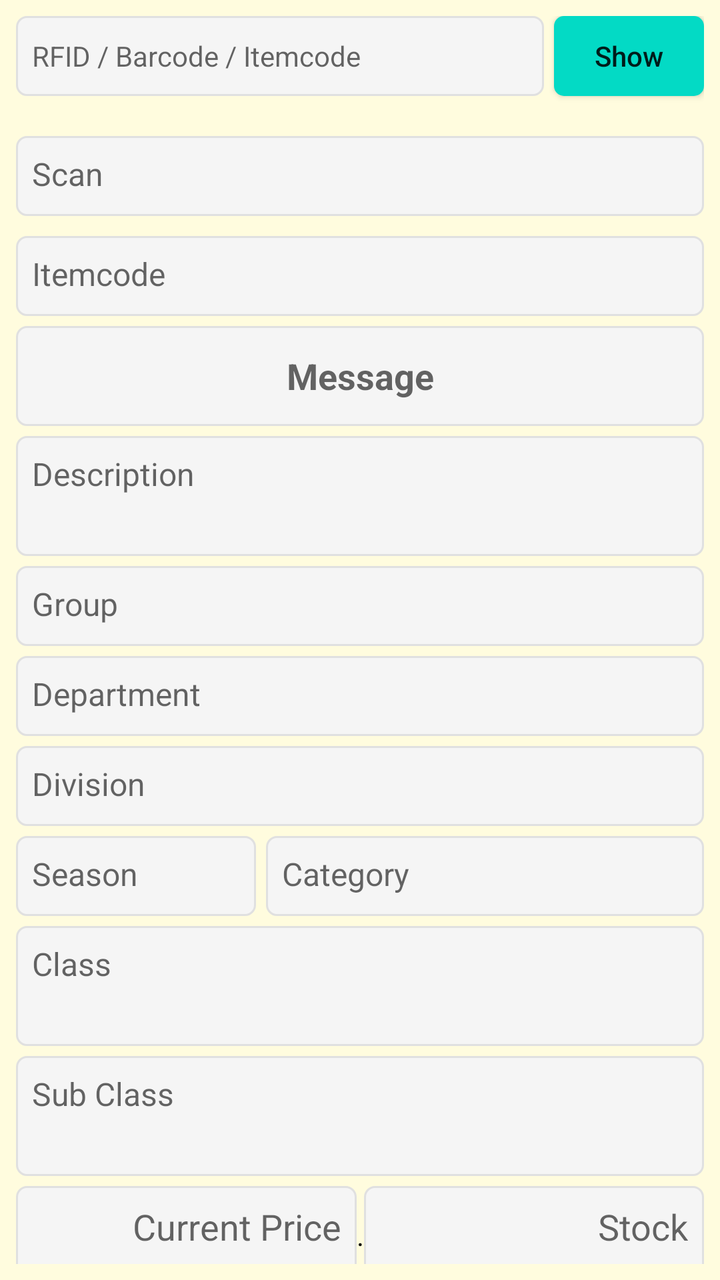
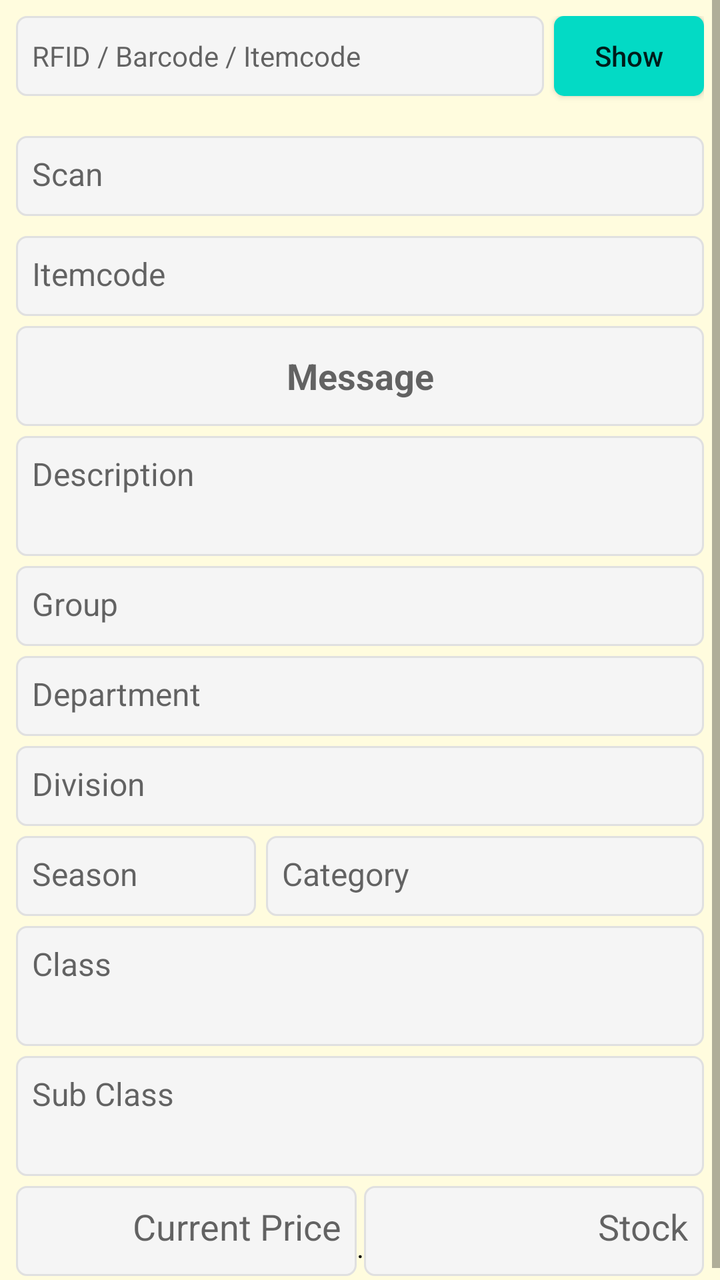

Screens rendered from an Android XML layout before and after an edit, with the pre-edit source and the edit as a unified diff.
<!-- AndroidManifest.xml: application theme AppTheme -->
<!-- res/layout/fragment_price_check.xml -->
<?xml version="1.0" encoding="utf-8"?>
<FrameLayout xmlns:android="http://schemas.android.com/apk/res/android"
    xmlns:app="http://schemas.android.com/apk/res-auto"
    xmlns:tools="http://schemas.android.com/tools"
    android:layout_width="match_parent"
    android:layout_height="match_parent"
    android:background="@color/backColor"
    tools:context=".ui.pricecheck.PriceCheckFragment">

    <androidx.constraintlayout.widget.ConstraintLayout
        android:layout_width="match_parent"
        android:layout_height="match_parent"
        android:padding="8dp">

        <TextView
            android:id="@+id/textView3"
            android:layout_width="wrap_content"
            android:layout_height="wrap_content"
            android:layout_marginStart="16dp"
            android:layout_marginEnd="16dp"
            android:layout_marginBottom="5dp"
            android:text="."
            android:textColor="@color/colorAccent"
            app:layout_constraintBottom_toBottomOf="parent"
            app:layout_constraintEnd_toEndOf="parent"
            app:layout_constraintStart_toStartOf="parent" />

        <EditText
            android:id="@+id/et_price_check_scan"
            android:layout_width="0dp"
            android:layout_height="40dp"
            android:layout_marginRight="5dp"
            android:layout_marginTop="0dp"
            android:background="@drawable/et_custom"
            android:hint="RFID / Barcode / Itemcode"
            android:padding="8dp"
            android:textColor="@color/coloBlack"
            android:textSize="14dp"
            app:layout_constraintEnd_toStartOf="@+id/bt_price_check_scan"
            app:layout_constraintStart_toStartOf="parent"
            app:layout_constraintTop_toTopOf="parent" />

        <Button
            android:id="@+id/bt_price_check_scan"
            android:layout_width="75dp"
            android:layout_height="0dp"
            android:background="@drawable/btn_custom1"
            android:text="Show"
            android:textAllCaps="false"
            android:textSize="14sp"
            app:layout_constraintBottom_toBottomOf="@+id/et_price_check_scan"
            app:layout_constraintEnd_toEndOf="parent"
            app:layout_constraintTop_toTopOf="@+id/et_price_check_scan" />

        <TextView
            android:id="@+id/tv_price_check_scan"
            android:layout_width="0dp"
            android:layout_height="40dp"
            android:layout_marginTop="20dp"
            android:background="@drawable/et_custom"
            android:hint="Scan"
            android:padding="8dp"
            android:textColor="@color/coloBlack"
            android:textSize="16dp"
            app:layout_constraintEnd_toEndOf="parent"
            app:layout_constraintHorizontal_bias="0.0"
            app:layout_constraintStart_toStartOf="parent"
            app:layout_constraintTop_toBottomOf="@+id/et_price_check_scan" />

        <TextView
            android:id="@+id/tv_price_check_itemcode"
            android:layout_width="0dp"
            android:layout_height="40dp"
            android:layout_marginTop="10dp"
            android:background="@drawable/et_custom"
            android:hint="Itemcode"
            android:padding="8dp"
            android:textColor="@color/coloBlack"
            android:textSize="16dp"
            app:layout_constraintEnd_toEndOf="parent"
            app:layout_constraintHorizontal_bias="0.0"
            app:layout_constraintStart_toStartOf="parent"
            app:layout_constraintTop_toBottomOf="@+id/tv_price_check_scan" />

        <TextView
            android:id="@+id/tv_price_check_description"
            android:layout_width="0dp"
            android:layout_height="60dp"
            android:layout_marginTop="5dp"
            android:background="@drawable/et_custom"
            android:hint="Description"
            android:padding="8dp"
            android:textColor="@color/coloBlack"
            android:textSize="16dp"
            app:layout_constraintEnd_toEndOf="parent"
            app:layout_constraintHorizontal_bias="0.0"
            app:layout_constraintStart_toStartOf="parent"
            app:layout_constraintTop_toBottomOf="@+id/tv_price_check_message" />

        <TextView
            android:id="@+id/tv_price_check_message"
            android:layout_width="0dp"
            android:layout_height="50dp"
            android:layout_marginTop="5dp"
            android:gravity="center"
            android:background="@drawable/et_custom"
            android:hint="Message"
            android:padding="8dp"
            android:textColor="@color/coloRed"
            android:textStyle="bold"
            android:textSize="18dp"
            app:layout_constraintEnd_toEndOf="parent"
            app:layout_constraintStart_toStartOf="parent"
            app:layout_constraintTop_toBottomOf="@+id/tv_price_check_itemcode" />

        <TextView
            android:id="@+id/tv_price_check_group"
            android:layout_width="0dp"
            android:layout_height="40dp"
            android:layout_marginTop="5dp"
            android:background="@drawable/et_custom"
            android:hint="Group"
            android:padding="8dp"
            android:textColor="@color/coloBlack"
            android:textSize="16dp"
            app:layout_constraintEnd_toEndOf="parent"
            app:layout_constraintHorizontal_bias="0.0"
            app:layout_constraintStart_toStartOf="parent"
            app:layout_constraintTop_toBottomOf="@+id/tv_price_check_description" />

        <TextView
            android:id="@+id/tv_price_check_department"
            android:layout_width="0dp"
            android:layout_height="40dp"
            android:layout_marginTop="5dp"
            android:background="@drawable/et_custom"
            android:hint="Department"
            android:padding="8dp"
            android:textColor="@color/coloBlack"
            android:textSize="16dp"
            app:layout_constraintEnd_toEndOf="parent"
            app:layout_constraintHorizontal_bias="0.0"
            app:layout_constraintStart_toStartOf="parent"
            app:layout_constraintTop_toBottomOf="@+id/tv_price_check_group" />

        <TextView
            android:id="@+id/tv_price_check_division"
            android:layout_width="0dp"
            android:layout_height="40dp"
            android:layout_marginTop="5dp"
            android:background="@drawable/et_custom"
            android:hint="Division"
            android:padding="8dp"
            android:textColor="@color/coloBlack"
            android:textSize="16dp"
            app:layout_constraintEnd_toEndOf="parent"
            app:layout_constraintStart_toStartOf="parent"
            app:layout_constraintTop_toBottomOf="@+id/tv_price_check_department" />

        <TextView
            android:id="@+id/tv_price_check_brand"
            android:layout_width="0dp"
            android:layout_height="40dp"
            android:layout_marginLeft="5dp"
            android:background="@drawable/et_custom"
            android:hint="Category"
            android:padding="8dp"
            android:textColor="@color/coloBlack"
            android:textSize="16dp"
            app:layout_constraintEnd_toEndOf="parent"
            app:layout_constraintStart_toEndOf="@+id/tv_price_check_itemtype"
            app:layout_constraintTop_toTopOf="@+id/tv_price_check_itemtype" />

        <TextView
            android:id="@+id/tv_price_check_class"
            android:layout_width="0dp"
            android:layout_height="60dp"
            android:layout_marginTop="5dp"
            android:background="@drawable/et_custom"
            android:hint="Class"
            android:padding="8dp"
            android:textColor="@color/coloBlack"
            android:textSize="16dp"
            app:layout_constraintEnd_toEndOf="parent"
            app:layout_constraintHorizontal_bias="0.0"
            app:layout_constraintStart_toStartOf="parent"
            app:layout_constraintTop_toBottomOf="@+id/tv_price_check_itemtype" />

        <TextView
            android:id="@+id/tv_price_check_subclass"
            android:layout_width="0dp"
            android:layout_height="60dp"
            android:background="@drawable/et_custom"
            android:layout_marginTop="5dp"
            android:hint="Sub Class"
            android:padding="8dp"
            android:textColor="@color/coloBlack"
            android:textSize="16dp"
            app:layout_constraintEnd_toEndOf="parent"
            app:layout_constraintHorizontal_bias="0.0"
            app:layout_constraintStart_toStartOf="parent"
            app:layout_constraintTop_toBottomOf="@+id/tv_price_check_class" />

        <TextView
            android:id="@+id/tv_price_check_itemtype"
            android:layout_width="120dp"
            android:layout_height="40dp"
            android:layout_marginTop="5dp"
            android:background="@drawable/et_custom"
            android:hint="Season"
            android:padding="8dp"
            android:textColor="@color/coloBlack"
            android:textSize="16sp"
            app:layout_constraintStart_toStartOf="parent"
            app:layout_constraintTop_toBottomOf="@+id/tv_price_check_division" />

        <TextView
            android:id="@+id/tv_price_check_current_price"
            android:layout_width="0dp"
            android:layout_height="45dp"
            android:layout_marginTop="5dp"
            android:background="@drawable/et_custom"
            android:gravity="right"
            android:hint="Current Price"
            android:padding="8dp"
            android:textColor="@color/coloRed"
            android:textSize="18dp"
            app:layout_constraintEnd_toStartOf="@+id/textView3"
            app:layout_constraintStart_toStartOf="parent"
            app:layout_constraintTop_toBottomOf="@+id/tv_price_check_subclass" />

        <TextView
            android:id="@+id/tv_price_check_stock"
            android:layout_width="0dp"
            android:layout_height="45dp"
            android:background="@drawable/et_custom"
            android:gravity="right"
            android:hint="Stock"
            android:padding="8dp"
            android:textColor="@color/coloRed"
            android:textSize="18dp"
            app:layout_constraintEnd_toEndOf="parent"
            app:layout_constraintStart_toEndOf="@+id/textView3"
            app:layout_constraintTop_toTopOf="@+id/tv_price_check_current_price" />

    </androidx.constraintlayout.widget.ConstraintLayout>
</FrameLayout>
<!-- resources referenced by this layout -->
<resources>
  <color name="backColor">#FFFCDE</color>
  <color name="coloBlack">#000000</color>
  <color name="coloRed">#ff0000</color>
  <color name="colorAccent">#000000</color>
  <!-- drawable btn_custom1 (drawable) -->
  <?xml version="1.0" encoding="utf-8"?>
  <shape xmlns:android="http://schemas.android.com/apk/res/android"
      android:padding="10dp"
      android:shape="rectangle" >
  
      <solid android:color="@color/colorBtn" />
  
      <corners
          android:bottomLeftRadius="5dp"
          android:bottomRightRadius="5dp"
          android:topLeftRadius="5dp"
          android:topRightRadius="5dp" />
  
  </shape>
  <!-- drawable et_custom (drawable) -->
  <?xml version="1.0" encoding="utf-8"?>
  <shape xmlns:android="http://schemas.android.com/apk/res/android"
      android:padding="10dp"
      android:shape="rectangle" >
  
      <solid android:color="#f5f5f5" />
  
      <stroke
          android:width="1dp"
          android:color="#e0e0e0" />
  
      <corners
          android:bottomLeftRadius="5dp"
          android:bottomRightRadius="5dp"
          android:topLeftRadius="5dp"
          android:topRightRadius="5dp" />
  
  </shape>
  <style name="AppTheme" parent="Theme.AppCompat.Light.NoActionBar">
          
          <item name="colorPrimary">@color/colorPrimary</item>
          <item name="colorPrimaryDark">@color/colorPrimaryDark</item>
          <item name="colorAccent">@color/colorAccent</item>
      </style>
  <color name="colorBtn">#03DAC5</color>
  <color name="colorPrimary">#ffb200</color>
  <color name="colorPrimaryDark">#ffb200</color>
</resources>

<!-- the commit's change to res/layout/fragment_price_check.xml (unified diff, before → after) -->
@@ -6,7 +6,9 @@
     android:layout_height="match_parent"
     android:background="@color/backColor"
     tools:context=".ui.pricecheck.PriceCheckFragment">
-
+<ScrollView
+    android:layout_width="match_parent"
+    android:layout_height="match_parent">
     <androidx.constraintlayout.widget.ConstraintLayout
         android:layout_width="match_parent"
         android:layout_height="match_parent"
@@ -244,4 +246,6 @@
             app:layout_constraintTop_toTopOf="@+id/tv_price_check_current_price" />
 
     </androidx.constraintlayout.widget.ConstraintLayout>
+</ScrollView>
+
 </FrameLayout>
